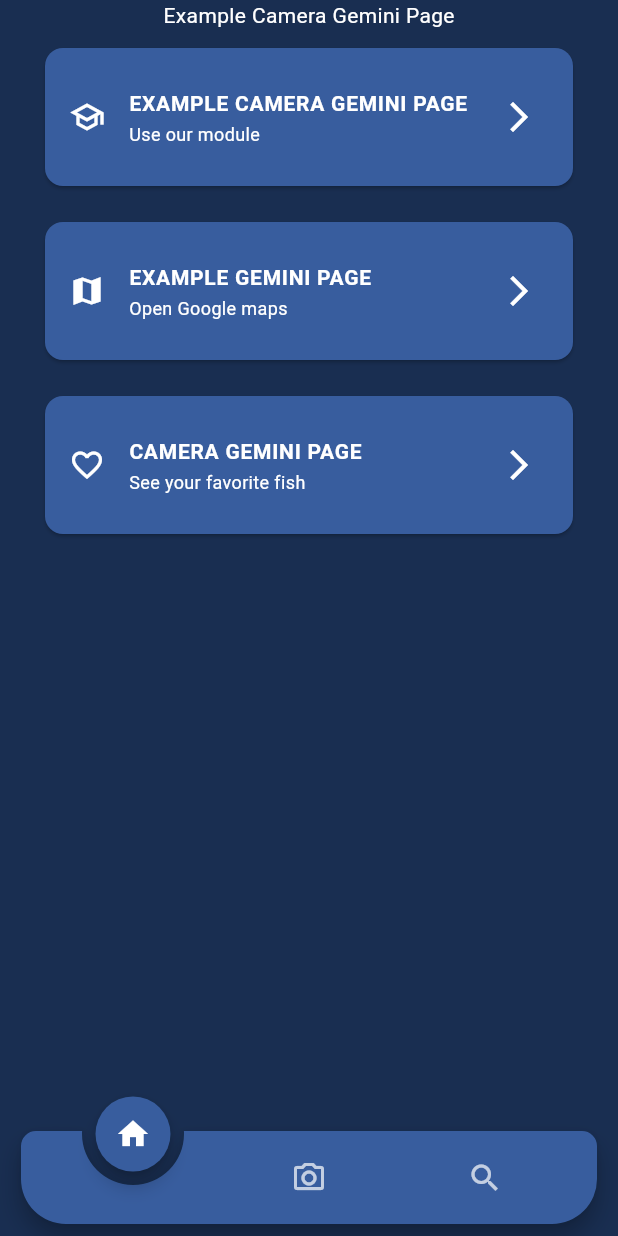
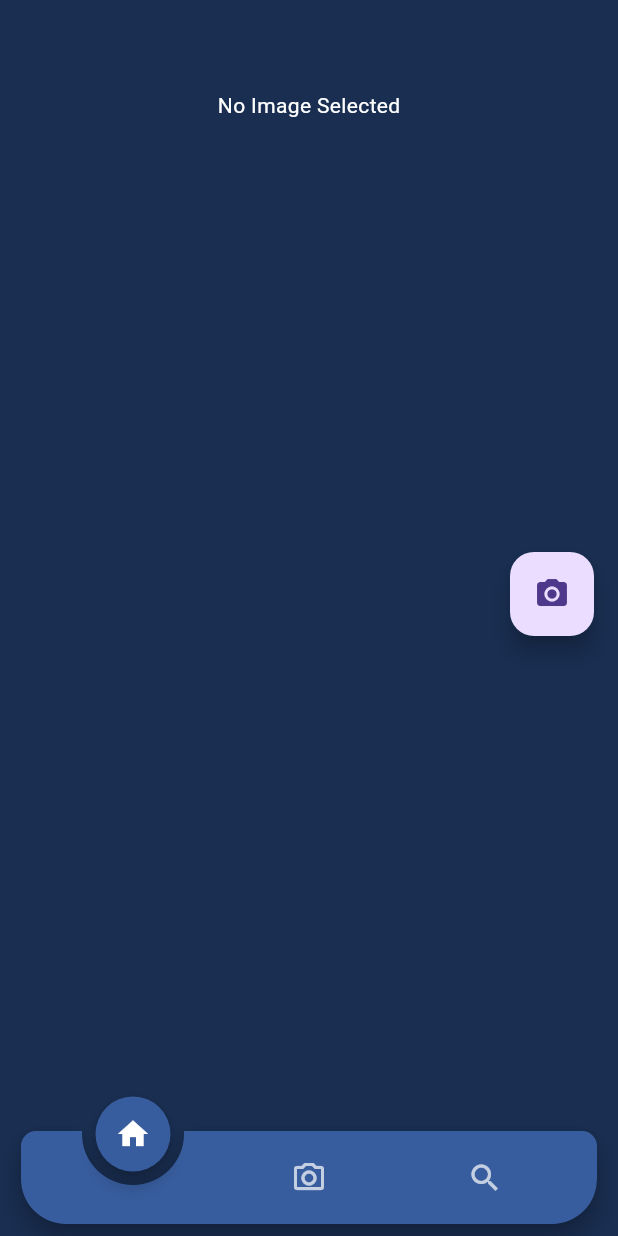
Before and after one commit to GunseliUnsal/fish-radar-solution-challenge, a Flutter app: the screen it shows after launch, swiped to page 2, on a phone screen of 412 x 824 dp. Run offline on Flutter 3.47's test engine with Material 3 defaults, Android fonts, the phone set to English and light mode, and no system bars; drawn by our look-alikes of animated_notch_bottom_bar; our stand-ins replace image_cropper, image_picker, lottie.

Commit message:
add gemini ai to camera page

```diff
--- a/lib/pages/camera_page.dart
+++ b/lib/pages/camera_page.dart
@@ -1,5 +1,14 @@
+import 'dart:convert';
+import 'dart:io';
+
+import 'package:fish_radar/constants/colors.dart';
+import 'package:http/http.dart' as http;
+
 import 'package:fish_radar/demos/home_page_card.dart';
 import 'package:flutter/material.dart';
+import 'package:image_cropper/image_cropper.dart';
+import 'package:image_picker/image_picker.dart';
+import 'package:lottie/lottie.dart';
 
 class CameraPage extends StatefulWidget {
   const CameraPage({super.key});
@@ -9,43 +18,139 @@
 }
 
 class _CameraPageState extends State<CameraPage> {
+  XFile? _image;
+  String _responseBody = "";
+  bool _isSending = false;
+  String customPrompt = "";
+
+  _openCamera() {
+    if (_image == null) {
+      _getImageFromCamera();
+    }
+  }
+
+  Future<void> _getImageFromCamera() async {
+    final ImagePicker picker = ImagePicker();
+    final XFile? image = await picker.pickImage(source: ImageSource.camera);
+
+    if (image != null) {
+      ImageCropper cropper = ImageCropper();
+      final croppedImage = await cropper.cropImage(
+          sourcePath: image.path,
+          aspectRatioPresets: [
+            CropAspectRatioPreset.square,
+            CropAspectRatioPreset.ratio3x2,
+            CropAspectRatioPreset.original,
+            CropAspectRatioPreset.ratio4x3,
+            CropAspectRatioPreset.ratio16x9
+          ],
+          iosUiSettings: const IOSUiSettings(
+            title: "Cropper",
+          ));
+
+      setState(() {
+        _image = croppedImage != null ? XFile(croppedImage.path) : null;
+      });
+    }
+  }
+
+  Future<void> sendImage(XFile? imagefile) async {
+    if (imagefile == null) return;
+    setState(() {
+      _isSending = true;
+    });
+    String base64Image = base64Encode(File(imagefile.path).readAsBytesSync());
+    String apiKey = "AIzaSyCFWOYBH2LATmCEkwLAFbnzRJnm5AtS6Ko";
+    String requestBody = json.encode({
+      "contents": [
+        {
+          "parts": [
+            {
+              "text":
+                  "Which type of fish? First give me the fish name and Tell me about this fish species by using bullet points. In what seasons should I not catch this fish species? If image is not a fish image tell the user. "
+            },
+            {
+              "inlineData": {"mimeType": "image/jpeg", "data": base64Image}
+            },
+          ]
+        }
+      ],
+      "generationConfig": {"temperature": 0.4, "topK": 32, "topP": 1, "maxOutputTokens": 4096, "stopSequences": []},
+      "safetySettings": [
+        {"category": "HARM_CATEGORY_HARASSMENT", "threshold": "BLOCK_MEDIUM_AND_ABOVE"},
+        {"category": "HARM_CATEGORY_HATE_SPEECH", "threshold": "BLOCK_MEDIUM_AND_ABOVE"},
+        {"category": "HARM_CATEGORY_SEXUALLY_EXPLICIT", "threshold": "BLOCK_MEDIUM_AND_ABOVE"},
+        {"category": "HARM_CATEGORY_DANGEROUS_CONTENT", "threshold": "BLOCK_MEDIUM_AND_ABOVE"}
+      ]
+    });
+    http.Response response = await http.post(
+        Uri.parse(
+            "https://generativelanguage.googleapis.com/v1beta/models/gemini-pro-vision:generateContent?key=$apiKey"),
+        headers: {"Content-Type": "application/json"},
+        body: requestBody);
+    if (response.statusCode == 200) {
+      Map<String, dynamic> jsonBody = json.decode(response.body);
+      setState(() {
+        _responseBody = jsonBody["candidates"][0]["content"]["parts"][0]["text"];
+        _isSending = false;
+      });
+      print(response.body);
+    } else {
+      setState(() {
+        _isSending = false;
+      });
+    }
+  }
+
   @override
   Widget build(BuildContext context) {
-    return Column(
-      mainAxisSize: MainAxisSize.max,
-      crossAxisAlignment: CrossAxisAlignment.center,
-      mainAxisAlignment: MainAxisAlignment.center,
+    return Scaffold(
+      body: Stack(
         children: [
-        const Center(
+          SingleChildScrollView(
+            child: Column(
+              children: <Widget>[
+                const SizedBox(height: 60),
+                _image == null
+                    ? const Center(
                         child: Text(
-          "Example Camera Gemini Page",
+                          "No Image Selected",
                           style: TextStyle(color: Colors.white),
-        )),
-        Expanded(
-          child: ListView(
-            children: [
-              HomePageCard(
-                titleText: 'EXAMPLE CAMERA GEMINI PAGE',
-                subtitleText: 'Use our module',
-                leadingIcon: const Icon(Icons.school_outlined),
-                onTap: () {},
                         ),
-              HomePageCard(
-                titleText: 'EXAMPLE GEMINI PAGE',
-                subtitleText: 'Open Google maps',
-                leadingIcon: const Icon(Icons.map_sharp),
-                onTap: () {},
+                      )
+                    : Image.file(File(_image!.path)),
+                const SizedBox(height: 20),
+                Container(
+                  padding: const EdgeInsets.fromLTRB(14, 0, 14, 120),
+                  child: Text(
+                    _responseBody,
+                    style: const TextStyle(fontSize: 16, color: Colors.white),
                   ),
-              HomePageCard(
-                titleText: 'CAMERA GEMINI PAGE',
-                subtitleText: 'See your favorite fish',
-                leadingIcon: const Icon(Icons.favorite_border_outlined),
-                onTap: () {},
-              ),
+                )
               ],
             ),
           ),
+          if (_isSending)
+            Center(
+              child: Lottie.asset(
+                "assets/png/Fish_loading.json",
+                animate: true,
+                height: 150,
+                width: 150,
+              ),
+            )
         ],
+      ),
+      floatingActionButton: Align(
+        alignment: Alignment.centerRight,
+        child: FloatingActionButton(
+          onPressed: () {
+            _image == null ? _openCamera() : sendImage(_image);
+          },
+          tooltip: _image == null ? "No Image Selected" : "Send image",
+          child: Icon(_image == null ? Icons.camera_alt : Icons.send),
+        ),
+      ),
     );
   }
 }
```
Lines whose indentation alone changed are shown as unchanged.
